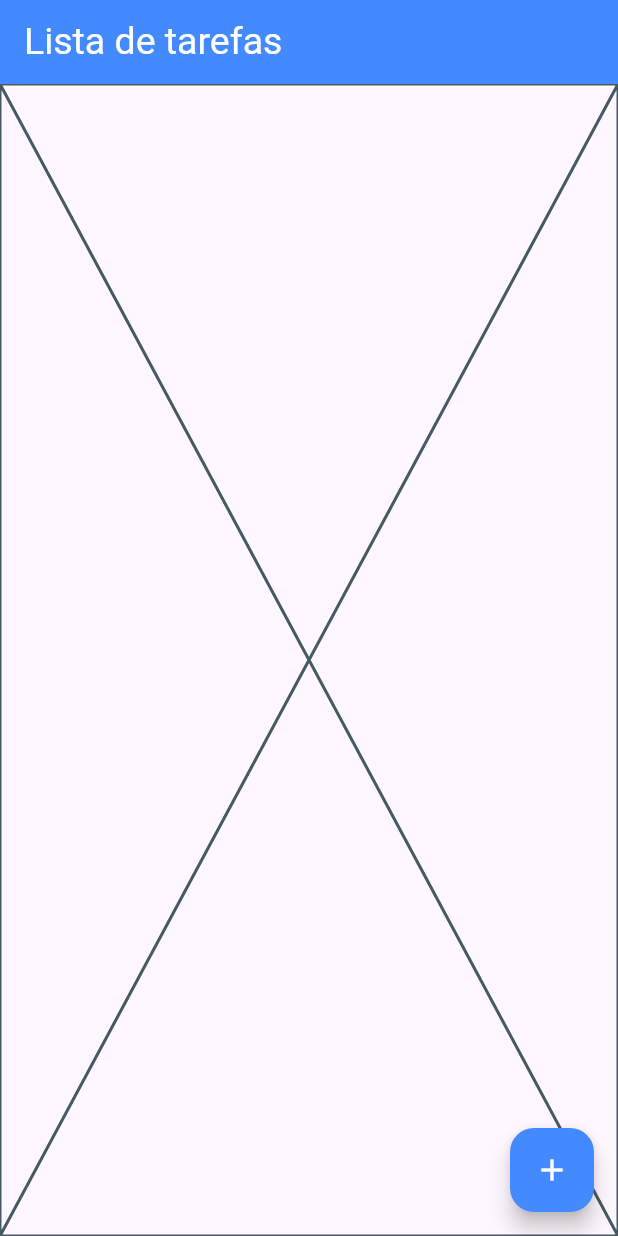
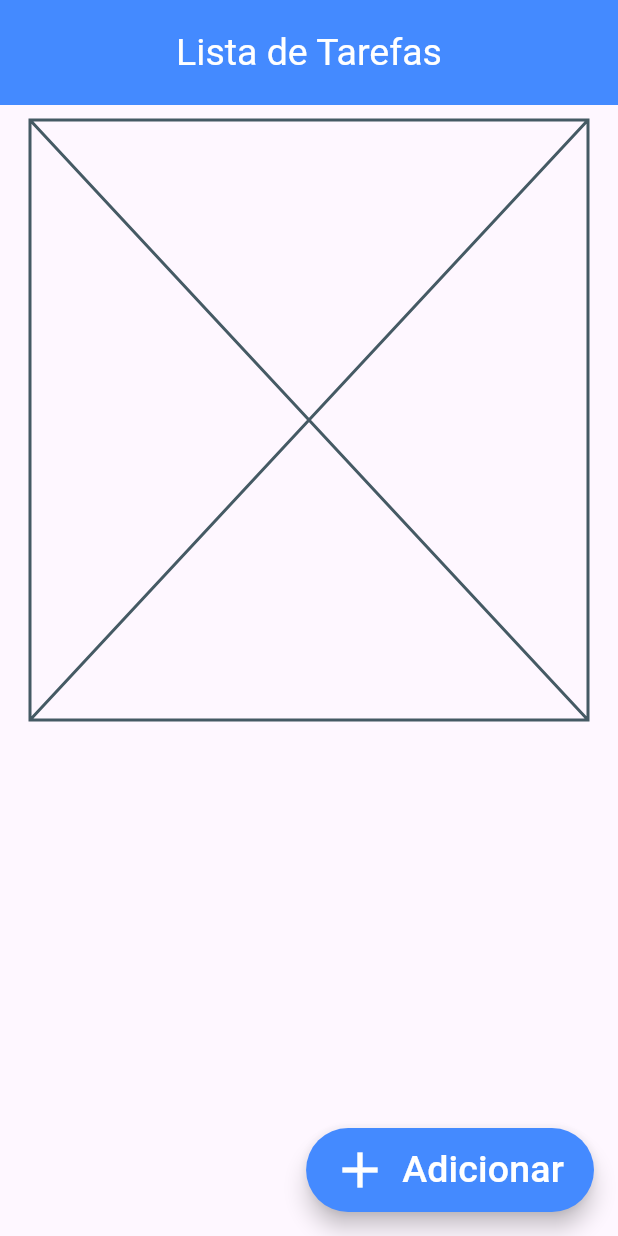
Before and after one commit to wllandrew/to-do-app, a Flutter app: the screen it shows after launch, on a phone screen of 412 x 824 dp. Run offline on Flutter 3.47's test engine with Material 3 defaults, Android fonts, the phone set to English and light mode, and no system bars.

```diff
--- a/to_do_app/lib/main.dart
+++ b/to_do_app/lib/main.dart
@@ -1,4 +1,5 @@
 import 'package:flutter/material.dart';
+import 'package:to_do_app/pages/principal.dart';
 
 // Configuração inicial e rotas -----------------------------
 
@@ -20,28 +21,3 @@ class ToDoApp extends StatelessWidget {
     );
   }
 }
-
-// WIdget da tela Inicial -----------------------------------
-
-class TelaInicial extends StatelessWidget {
-  const TelaInicial({super.key});
-
-  @override
-  Widget build(BuildContext context) {
-    return Scaffold(
-        appBar: AppBar(
-            title: Text("Lista de tarefas", style: TextStyle(
-                fontSize: 25,
-                color: Colors.white
-            )),
-            backgroundColor: Colors.blueAccent,
-        ),
-        body: Placeholder(),
-        floatingActionButton: FloatingActionButton(
-            onPressed: () {},
-            backgroundColor: Colors.blueAccent,
-            child: Icon(Icons.add, color: Colors.white)
-        ),
-    );
-  }
-}
--- /dev/null
+++ b/to_do_app/lib/pages/principal.dart
@@ -0,0 +1,38 @@
+import 'package:flutter/material.dart';
+import 'package:to_do_app/pages/lista.dart';
+
+class TelaInicial extends StatelessWidget {
+  const TelaInicial({super.key});
+
+  @override
+  Widget build(BuildContext context) {
+    return Scaffold(
+        appBar: AppBar(
+            title: Text("Lista de Tarefas", style: TextStyle(
+                fontSize: 25,
+                color: Colors.white,
+            )),
+            backgroundColor: Colors.blueAccent,
+            centerTitle: true,
+            toolbarHeight: 70,
+        ),
+        body: Padding(
+            padding: EdgeInsets.fromLTRB(20, 10, 20, 10),
+            child: ListView(
+                children: [
+                    Placeholder()
+                ],
+            ),
+        ),
+        floatingActionButton: FloatingActionButton.extended(
+            onPressed: () {},
+            icon: Icon(Icons.add, color: Colors.white, size: 40),
+            label: Text("Adicionar", style: TextStyle(color: Colors.white, fontSize: 25)),
+            backgroundColor: Colors.blueAccent,
+            shape: RoundedRectangleBorder(
+                borderRadius: BorderRadius.circular(50)
+            ),
+        )
+    );
+  }
+}
```
Also changed, not shown: to_do_app/lib/pages/lista.dart (added, +31 -0 lines), to_do_app/lib/pages/adicionar.dart (added).
